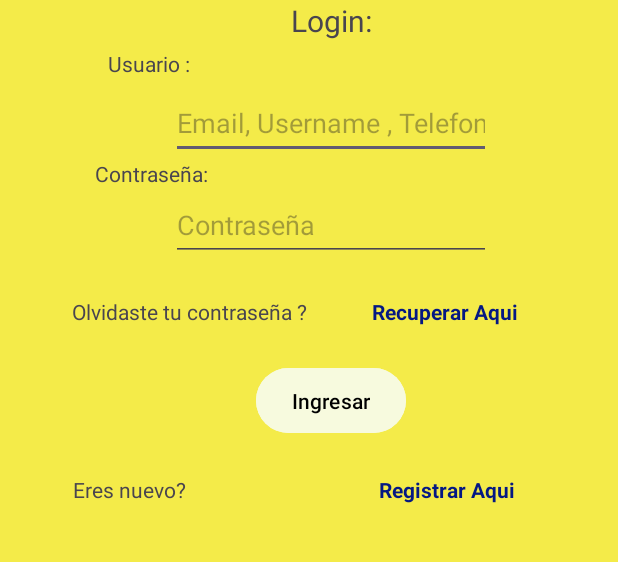
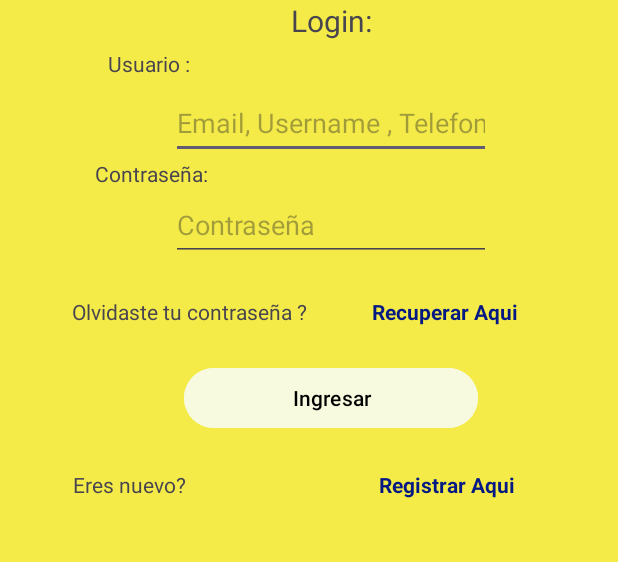
Before and after one commit to victormican/SolarSports, an Android app: the screen it shows after launch (LoginActivity), on a phone screen of 412 x 824 dp, the part 385-947 px from its top. Run offline under Robolectric (Android 15) with nearby library versions, the light colour scheme and no system bars.

Commit message:
Version 1.0.4 Refactorizacion

```diff
--- a/app/src/main/java/com/example/solarsports/LoginActivity.java
+++ b/app/src/main/java/com/example/solarsports/LoginActivity.java
@@ -6,23 +6,47 @@ import android.content.Intent;
 import android.os.Bundle;
 import android.view.View;
 import android.widget.Button;
+import android.widget.TextView;
 
 public class LoginActivity extends AppCompatActivity {
     Button login;
+
+    TextView registrarse;
+
+    TextView recuperar;
     @Override
     protected void onCreate(Bundle savedInstanceState) {
         super.onCreate(savedInstanceState);
         setContentView(R.layout.activity_login);
         login = findViewById(R.id.btnIngresar);
+        registrarse = findViewById(R.id.textViewRegistrar);
+        recuperar = findViewById(R.id.textViewRecuperar);
 
         Intent home = new Intent(this, HomeActivity.class);
+        Intent registrarView = new Intent(this, Registrar.class);
+        Intent recuperarView = new Intent(this, Recuperar.class);
         login.setOnClickListener(new View.OnClickListener() {
             @Override
             public void onClick(View v) {
+
                 startActivity(home);
             }
         });
 
+        registrarse.setOnClickListener(new View.OnClickListener() {
+
+            @Override
+            public void onClick(View v) {
+                startActivity(registrarView);
+            }
+        });
+
+        recuperar.setOnClickListener(new View.OnClickListener() {
+            @Override
+            public void onClick(View v) {
+                startActivity(recuperarView);
+            }
+        });
 
     }
 }
--- a/app/src/main/res/layout/activity_login.xml
+++ b/app/src/main/res/layout/activity_login.xml
@@ -91,7 +91,7 @@
             android:text="Olvidaste tu contraseña ?" />
 
         <TextView
-            android:id="@+id/textView13"
+            android:id="@+id/textViewRecuperar"
             android:layout_width="145dp"
             android:layout_height="wrap_content"
             android:layout_weight="1"
@@ -101,16 +101,23 @@
 
     </LinearLayout>
 
-    <Button
-        android:id="@+id/btnIngresar"
+    <LinearLayout
+        android:id="@+id/LayoutIngresar"
         android:layout_width="wrap_content"
         android:layout_height="wrap_content"
-        android:backgroundTint="#f7fade"
-        android:gravity="bottom"
-        android:paddingTop="12dp"
-        android:paddingBottom="12dp"
-        android:text="Ingresar"
-        android:textColor="#000000" />
+        android:layout_marginLeft="30dp"
+        android:layout_marginRight="30dp"
+        android:orientation="horizontal">
+
+        <Button
+            android:id="@+id/btnIngresar"
+            android:layout_width="196dp"
+            android:layout_height="match_parent"
+            android:layout_weight="0"
+            android:backgroundTint="#f7fade"
+            android:text="Ingresar"
+            android:textColor="#000000" />
+    </LinearLayout>
 
     <LinearLayout
         android:layout_width="wrap_content"
@@ -130,7 +137,7 @@
             android:text="Eres nuevo?" />
 
         <TextView
-            android:id="@+id/textView131"
+            android:id="@+id/textViewRegistrar"
             android:layout_width="140dp"
             android:layout_height="wrap_content"
             android:layout_weight="0"
--- a/app/src/main/res/layout/activity_recuperar.xml
+++ b/app/src/main/res/layout/activity_recuperar.xml
@@ -117,14 +117,14 @@
         android:paddingBottom="12dp">
 
         <ImageView
-            android:id="@+id/imageView14"
+            android:id="@+id/imageViewBack"
             android:layout_width="65dp"
             android:layout_height="wrap_content"
             android:layout_weight="1"
             app:srcCompat="@drawable/arrow_back_ios_fill0_wght400_grad0_opsz48" />
 
         <Button
-            android:id="@+id/btnIngresar"
+            android:id="@+id/btnRecuperar"
             android:layout_width="242dp"
             android:layout_height="wrap_content"
             android:backgroundTint="#f7fade"
```
Also changed, not shown: app/src/main/java/com/example/solarsports/Registrar.java (+8 -0 lines), app/src/main/res/layout/activity_actualizar_usuario.xml (+5 -6 lines), app/src/main/res/layout/activity_registrar.xml (+4 -5 lines).
